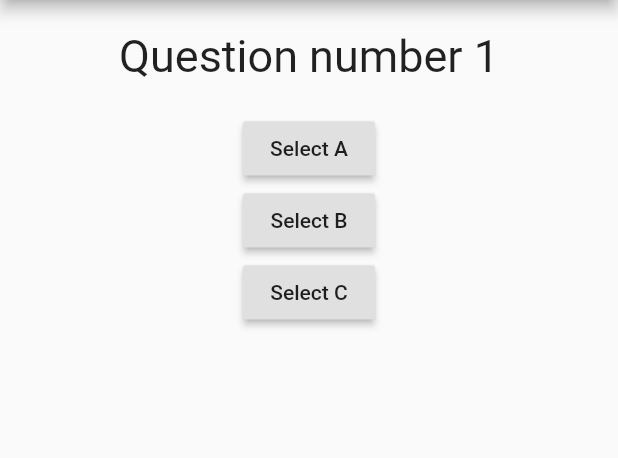
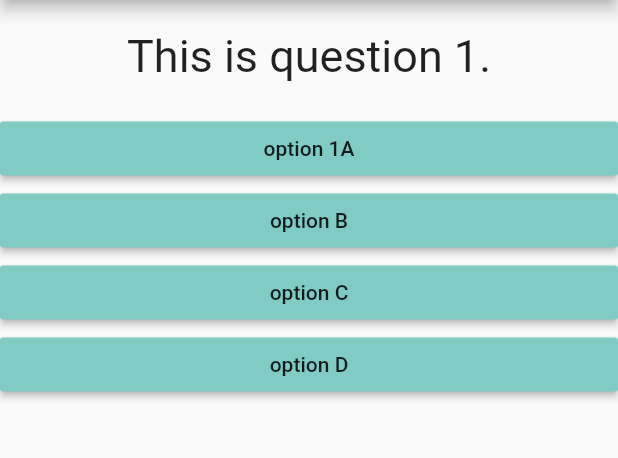
Before and after one commit to Chintan22/basic_app, a Flutter app: the screen it shows after launch, on a phone screen of 412 x 824 dp, the part 84-542 px from its top. Run offline on Flutter 3.47's test engine with Material 2 defaults, Android fonts, the phone set to English and light mode, and no system bars.

Commit message:
v1.0 completed

```diff
--- /dev/null
+++ b/lib/colWidget.dart
@@ -0,0 +1,26 @@
+import 'package:flutter/material.dart';
+import './questionStyle.dart';
+import './optionButton.dart';
+
+class ColWidget extends StatelessWidget {
+  final List<Map<String, Object>> passQuestions;
+  final int passQIndex;
+  final Function passButtonCheck;
+
+  ColWidget(
+      {@required this.passQuestions,
+      @required this.passQIndex,
+      @required this.passButtonCheck});
+
+  @override
+  Widget build(BuildContext context) {
+    return Column(children: [
+      QueStyle(passQuestions[passQIndex]['qText']),
+      ...(passQuestions[passQIndex]['aOptions'] as List<Map<String, Object>>)
+          .map((optText) {
+        return OptBtnStyle(
+            () => passButtonCheck(optText['points']), optText['optText']);
+      }).toList()
+    ]);
+  }
+}
--- a/lib/main.dart
+++ b/lib/main.dart
@@ -1,20 +1,68 @@
 import 'package:flutter/material.dart';
-import './questionStyle.dart';
+import './colWidget.dart';
+import './scoreCard.dart';
 
 void main() => runApp(MyBasicApp());
 
 class MyBasicApp extends StatefulWidget {
   @override
   _MyBasicAppState createState() {
-    //bla bla
     return _MyBasicAppState();
   }
 }
 
 class _MyBasicAppState extends State<MyBasicApp> {
+  var _qCards = [
+    {
+      'qText': 'This is question 1.',
+      'aOptions': [
+        {'optText': 'option 1A', 'points': 100},
+        {'optText': 'option B', 'points': 10},
+        {'optText': 'option C', 'points': 20},
+        {'optText': 'option D', 'points': 30},
+      ]
+    },
+    {
+      'qText': 'This is question 2.',
+      'aOptions': [
+        {'optText': 'option A', 'points': 10},
+        {'optText': 'option 2B', 'points': 100},
+        {'optText': 'option C', 'points': 20},
+        {'optText': 'option D', 'points': 30},
+      ]
+    },
+    {
+      'qText': 'This is question 3.',
+      'aOptions': [
+        {'optText': 'option A', 'points': 10},
+        {'optText': 'option B', 'points': 20},
+        {'optText': 'option 3C', 'points': 100},
+        {'optText': 'option D', 'points': 30},
+      ]
+    },
+    {
+      'qText': 'This is question 4.',
+      'aOptions': [
+        {'optText': 'option A', 'points': 10},
+        {'optText': 'option B', 'points': 20},
+        {'optText': 'option C', 'points': 30},
+        {'optText': 'option D4', 'points': 100},
+      ]
+    },
+  ];
+
   var _qIndex = 0;
+  var _scoredPoints = 0;
 
-  void _buttonCheck() {
+  void _resetStats() {
+    setState(() {
+      _qIndex = 0;
+      _scoredPoints = 0;
+    });
+  }
+
+  void _buttonCheck(int points) {
+    _scoredPoints += points;
     setState(() {
       _qIndex = _qIndex + 1;
     });
@@ -23,32 +71,17 @@ class _MyBasicAppState extends State<MyBasicApp> {
 
   @override
   Widget build(BuildContext context) {
-    var qCards = [
-      'Question number 1',
-      'Question number 2',
-      'Question number 3'
-    ];
-
     return MaterialApp(
       home: Scaffold(
-        appBar: AppBar(
-          title: Text('Basic Quiz App'),
-        ),
-        body: Column(
-          children: [
-            QueStyle(qCards[_qIndex]),
-            RaisedButton(
-                child: Text('Select A'),
-                onPressed: () => print('Option A selected')),
-            RaisedButton(child: Text('Select B'), onPressed: _buttonCheck),
-            RaisedButton(
-                child: Text('Select C'),
-                onPressed: () {
-                  print('Option C selected with anonymous function');
-                })
-          ],
-        ),
-      ),
+          appBar: AppBar(
+            title: Text('Basic Quiz App'),
+          ),
+          body: _qIndex < _qCards.length
+              ? ColWidget(
+                  passQuestions: _qCards,
+                  passQIndex: _qIndex,
+                  passButtonCheck: _buttonCheck)
+              : ScoreCard(_scoredPoints, _resetStats)),
     );
   }
 }
--- /dev/null
+++ b/lib/optionButton.dart
@@ -0,0 +1,18 @@
+import 'package:flutter/material.dart';
+
+class OptBtnStyle extends StatelessWidget {
+  final Function optselected;
+  final String optText;
+  OptBtnStyle(this.optselected, this.optText);
+
+  @override
+  Widget build(BuildContext context) {
+    return Container(
+      width: double.infinity,
+      child: RaisedButton(
+          color: Colors.teal[200],
+          child: Text(optText),
+          onPressed: optselected),
+    );
+  }
+}
```
Also changed, not shown: lib/scoreCard.dart (added, +38 -0 lines), 1 other file.
